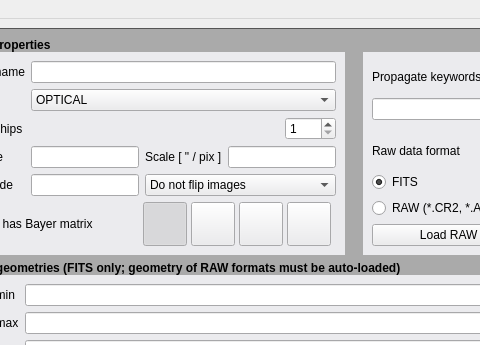
First picture: the form in src/instrumentdefinition.ui, repository schirmermischa/THELI, before the edit; both pictures show x 93 to 573 and y 0 to 345 of the 759 by 789 pixel window.
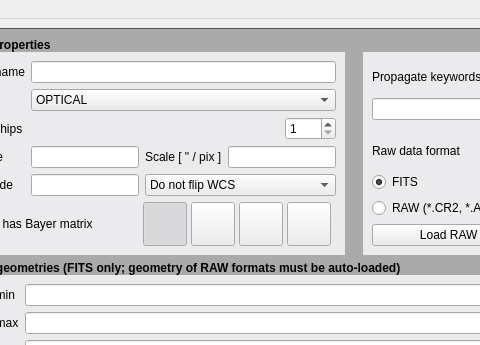
Second picture: the form after the edit.

Commit message: Being more unambigous about image flipping (instrument definition). Not the pixels are flipped, but the WCS matrix.

Diff of the .ui file:
```diff
--- a/src/instrumentdefinition.ui
+++ b/src/instrumentdefinition.ui
@@ -1220,7 +1220,7 @@
              <widget class="QComboBox" name="flipComboBox">
               <item>
                <property name="text">
-                <string>Do not flip images</string>
+                <string>Do not flip WCS</string>
                </property>
               </item>
               <item>
```
Left out of the diff: 7 changed lines with no effect on the pictures.
